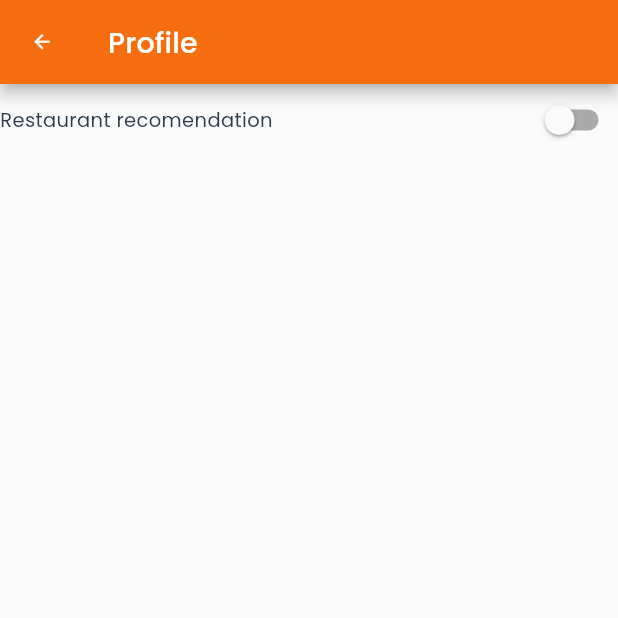
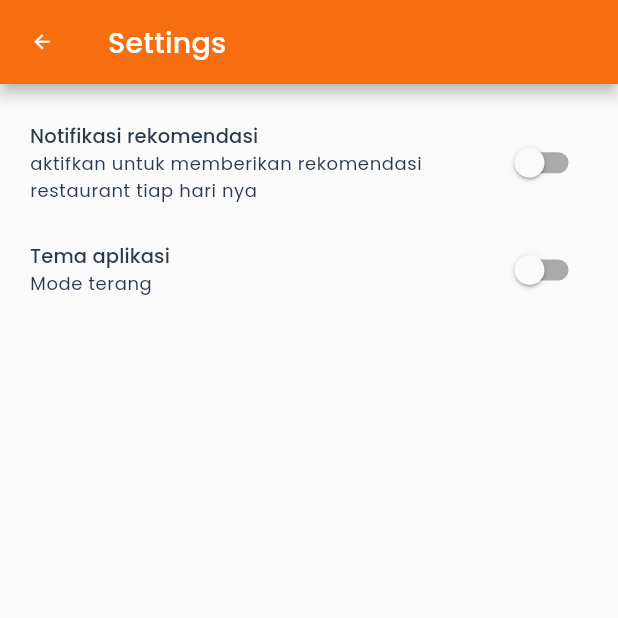
Before and after one commit to dwidev/find_my_restaurant, a Flutter app: the UserProfilePage screen opened directly, on a phone screen of 412 x 824 dp, the top half of it. Run offline on Flutter 3.47's test engine with Material 2 defaults, Android fonts, the phone set to English and light mode, and no system bars; our stand-ins replace dio, google_fonts, shared_preferences; accounts and stored records are empty; network calls fail.

Commit message:
- create ui settings

```diff
--- a/lib/features/restaurant/pages/catalog_restaurant_page.dart
+++ b/lib/features/restaurant/pages/catalog_restaurant_page.dart
@@ -103,6 +103,9 @@ class _CatalogRestaurantPageState extends State<CatalogRestaurantPage>
                         )
                       : null,
                 ),
+                onTap: () {
+                  tabController.animateTo(0);
+                },
                 onChanged: (value) {
                   if (value.isEmpty) {
                     setState(() {
--- a/lib/features/user/page/user_setting_page.dart
+++ b/lib/features/user/page/user_setting_page.dart
@@ -12,14 +12,61 @@ class _UserProfilePageState extends State<UserProfilePage> {
   Widget build(BuildContext context) {
     return Scaffold(
       appBar: AppBar(
-        title: const Text("Profile"),
+        title: const Text("Settings"),
       ),
-      body: Column(
+      body: Padding(
+        padding: const EdgeInsets.symmetric(horizontal: 20, vertical: 25),
+        child: Column(
           children: [
             Row(
               mainAxisAlignment: MainAxisAlignment.spaceBetween,
               children: [
-              const Text("Restaurant recomendation"),
+                Expanded(
+                  child: Column(
+                    crossAxisAlignment: CrossAxisAlignment.start,
+                    children: [
+                      Text(
+                        "Notifikasi rekomendasi",
+                        style: context.textTheme.titleSmall,
+                      ),
+                      Padding(
+                        padding: const EdgeInsets.only(right: 20),
+                        child: Text(
+                          "aktifkan untuk memberikan rekomendasi restaurant tiap hari nya",
+                          style: context.textTheme.caption,
+                        ),
+                      ),
+                    ],
+                  ),
+                ),
+                Switch(
+                  value: false,
+                  onChanged: (value) {},
+                ),
+              ],
+            ),
+            const SizedBox(height: 20),
+            Row(
+              mainAxisAlignment: MainAxisAlignment.spaceBetween,
+              children: [
+                Expanded(
+                  child: Column(
+                    crossAxisAlignment: CrossAxisAlignment.start,
+                    children: [
+                      Text(
+                        "Tema aplikasi",
+                        style: context.textTheme.titleSmall,
+                      ),
+                      Padding(
+                        padding: const EdgeInsets.only(right: 20),
+                        child: Text(
+                          "Mode terang",
+                          style: context.textTheme.caption,
+                        ),
+                      ),
+                    ],
+                  ),
+                ),
                 Switch(
                   value: false,
                   onChanged: (value) {},
@@ -28,6 +75,7 @@ class _UserProfilePageState extends State<UserProfilePage> {
             ),
           ],
         ),
+      ),
     );
   }
 }
```
Also changed, not shown: lib/features/restaurant/widgets/catalog_restaurant_title_widget.dart (+18 -10 lines). Lines whose indentation alone changed are shown as unchanged.
